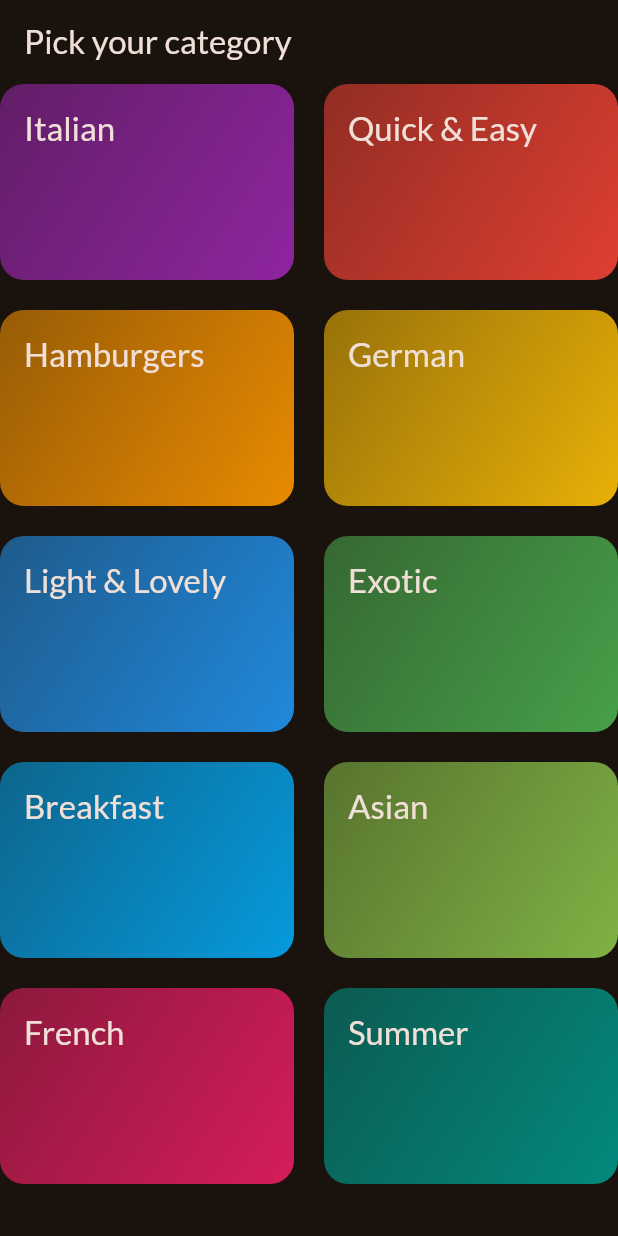
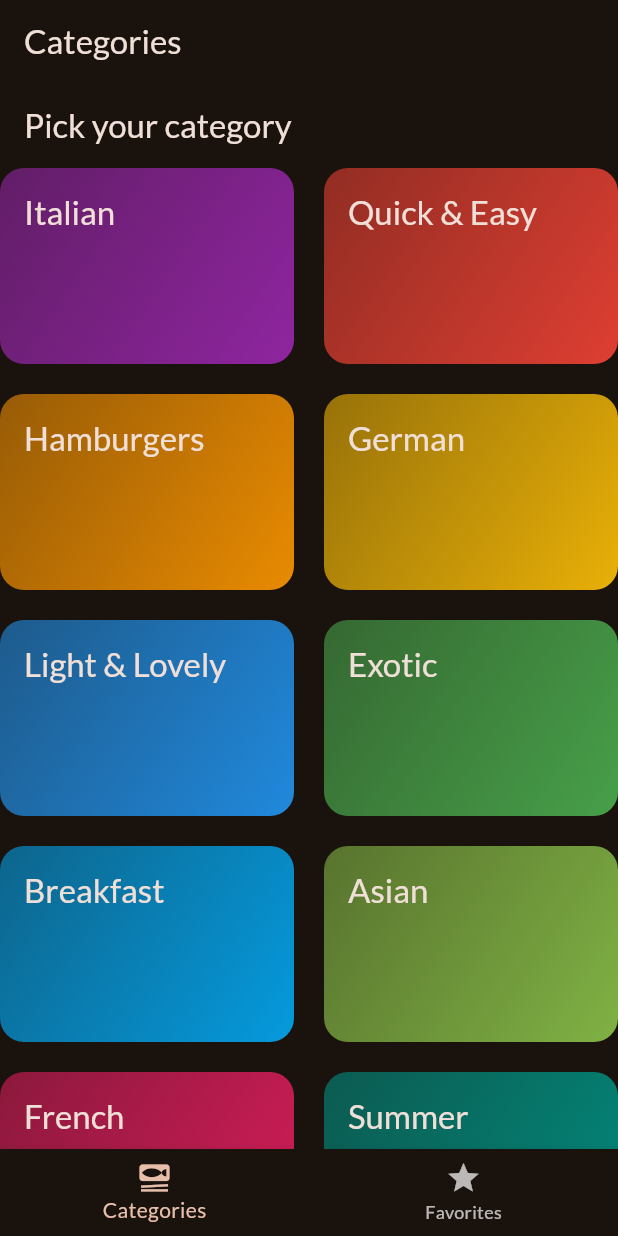
Before and after one commit to ir-sen/meal_app_flutter, a Flutter app: the screen it shows after launch, on a phone screen of 412 x 824 dp. Run offline on Flutter 3.47's test engine with Material 3 defaults, Android fonts, the phone set to English and light mode, and no system bars; our stand-ins replace google_fonts, transparent_image.

Commit message:
add tabs meal details and navigate new screen

```diff
--- a/lib/main.dart
+++ b/lib/main.dart
@@ -3,6 +3,7 @@ import 'package:google_fonts/google_fonts.dart';
 import 'package:meal_app/data/dummy_data.dart';
 import 'package:meal_app/screens/categories.dart';
 import 'package:meal_app/screens/meals.dart';
+import 'package:meal_app/screens/tabs.dart';
 
 final theme = ThemeData(
   useMaterial3: true,
@@ -26,7 +27,7 @@ class MyApp extends StatelessWidget {
   Widget build(BuildContext context) {
     return MaterialApp(
       theme: theme,
-      home: const CategoriesSreen(),
+      home: const TabsScreen(),
     );
   }
 }
--- /dev/null
+++ b/lib/screens/tabs.dart
@@ -0,0 +1,55 @@
+
+import 'package:flutter/material.dart';
+import 'package:meal_app/screens/categories.dart';
+import 'package:meal_app/screens/meals.dart';
+
+class TabsScreen extends StatefulWidget {
+  const TabsScreen({super.key});
+
+  @override
+  State<StatefulWidget> createState() {
+    // TODO: implement createState
+    return _TabsScreenState();
+  }
+
+
+
+}
+
+class _TabsScreenState extends State<TabsScreen> {
+
+  int _selectedPageIndex = 0;
+
+  void _selectPage(int index) {
+    setState(() {
+      _selectedPageIndex = index;
+    });
+  }
+
+  @override
+  Widget build(BuildContext context) {
+
+    Widget activePage = CategoriesSreen();
+    var activePageTitle = 'Categories';
+
+    if (_selectedPageIndex == 1) {
+      activePage = const MealsScreen(meals: []);
+      activePageTitle = 'Your Favorites';
+    }
+
+    // TODO: implement build
+    return Scaffold(
+      appBar: AppBar(
+        title: Text(activePageTitle),
+      ),
+      body: activePage,
+      bottomNavigationBar: BottomNavigationBar(
+        onTap: _selectPage ,
+        items: const [
+          BottomNavigationBarItem(icon: Icon(Icons.set_meal), label: 'Categories',),
+          BottomNavigationBarItem(icon: Icon(Icons.star), label: 'Favorites',),
+        ],
+      ),
+    );
+  }
+}
--- a/lib/widgets/category_grid_item.dart
+++ b/lib/widgets/category_grid_item.dart
@@ -12,14 +12,15 @@ class CategoryGridItem extends StatelessWidget {
     });
 
   final Category category;
+  // this how we open screen method // get function
   final void Function() onSelectCategory;
 
   @override
   Widget build(BuildContext context) {
-    return InkWell( //  help change state if we tap item
+    return InkWell( //  help change state if we tap item (like add click listeners)
       splashColor: Theme.of(context).primaryColor,
       borderRadius: BorderRadius.circular(16),
-      onTap: onSelectCategory,
+      onTap: onSelectCategory, // invoke for open nex screen
       child: Container(
         padding: const EdgeInsets.all(16),
         decoration: BoxDecoration(
--- a/pubspec.yaml
+++ b/pubspec.yaml
@@ -36,6 +36,7 @@ dependencies:
   # Use with the CupertinoIcons class for iOS style icons.
   cupertino_icons: ^1.0.6
   google_fonts: ^6.2.1
+  transparent_image: ^2.0.1
 
 dev_dependencies:
   flutter_test:
```
Also changed, not shown: lib/screens/categories.dart (+13 -4 lines), lib/screens/meal_details.dart (added, +61 -0 lines), lib/screens/meals.dart (+17 -6 lines), lib/widgets/meal_item.dart (added, +99 -0 lines), lib/widgets/meal_item_trait.dart (added, +26 -0 lines), pubspec.lock.
